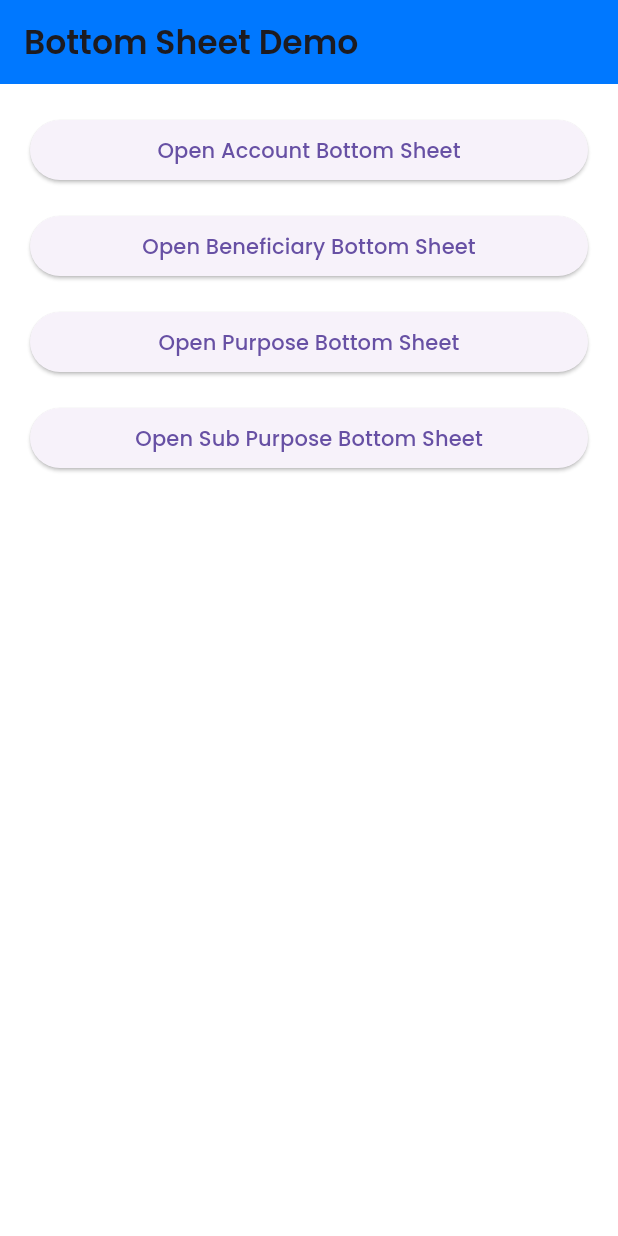
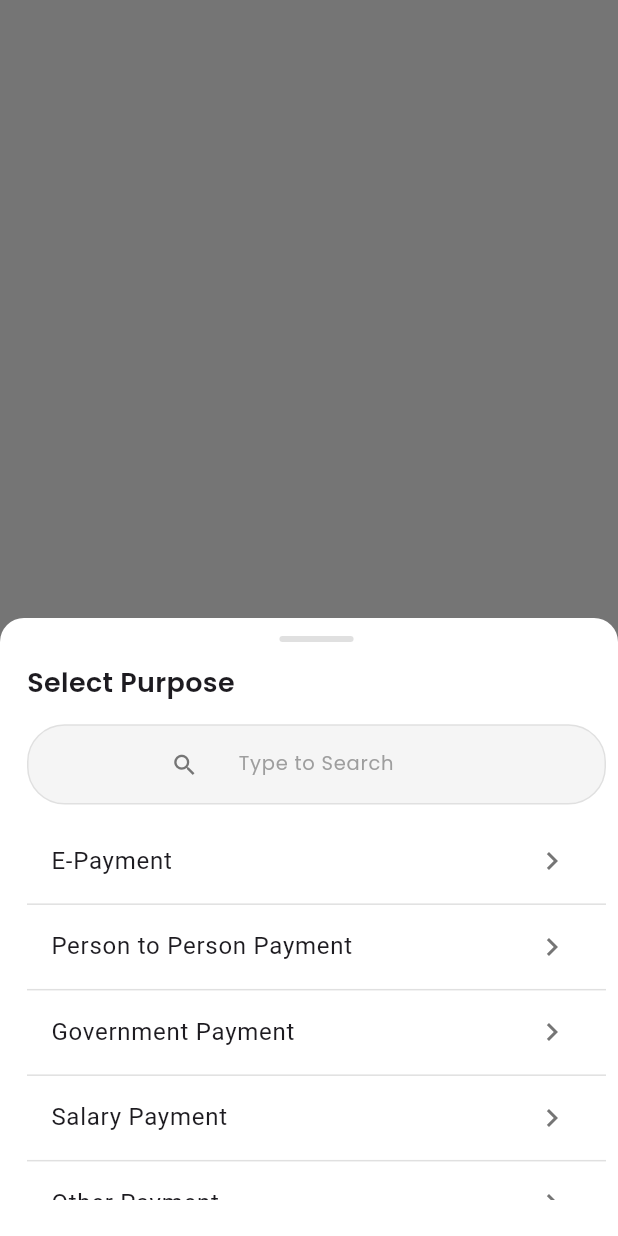
Before and after one commit to NishanthRamachandaran/bottom_sheet, a Flutter app: the screen it shows after launch, on a phone screen of 412 x 824 dp. Run offline on Flutter 3.47's test engine with Material 3 defaults, Android fonts, the phone set to English and light mode, and no system bars; our stand-ins replace flutter_riverpod, google_fonts.

Commit message:
main update

```diff
--- a/lib/main.dart
+++ b/lib/main.dart
@@ -1,14 +1,6 @@
-// ignore_for_file: unused_local_variable
-
 import 'package:flutter/material.dart';
 import 'package:flutter_riverpod/flutter_riverpod.dart';
-import 'package:google_fonts/google_fonts.dart';
-
-import 'features/account/presentation/account_bottom_sheet.dart';
-import 'features/beneficiary/presentation/beneficiary_bottom_sheet.dart';
 import 'features/purpose/presentation/purpose_bottom_sheet.dart';
-import 'features/subpurpose/presentation/subpurpose_bottom_sheet.dart';
-import 'core/constants/colors.dart';
 
 void main() {
   runApp(const ProviderScope(child: MyApp()));
@@ -21,82 +13,23 @@ class MyApp extends StatelessWidget {
   Widget build(BuildContext context) {
     return MaterialApp(
       debugShowCheckedModeBanner: false,
-      theme: ThemeData(
-        textTheme: GoogleFonts.poppinsTextTheme(),
-        scaffoldBackgroundColor: DefaultColors.white,
-      ),
-      home: const HomeScreen(),
+      home: const DemoScreen(),
     );
   }
 }
 
-class HomeScreen extends StatelessWidget {
-  const HomeScreen({super.key});
+class DemoScreen extends StatelessWidget {
+  const DemoScreen({super.key});
 
   @override
   Widget build(BuildContext context) {
-    final mq = MediaQuery.of(context);
-    final btnWidth = mq.size.width * 0.9;
+    WidgetsBinding.instance.addPostFrameCallback((_) {
+      showPurposeBottomSheet(context);
+    });
 
-    return Scaffold(
-      appBar: AppBar(
-        title: Text(
-          "Bottom Sheet Demo",
-          style: GoogleFonts.poppins(fontWeight: FontWeight.w600),
-        ),
-        backgroundColor: DefaultColors.blue,
-      ),
-      body: Padding(
-        padding: const EdgeInsets.all(20.0),
-        child: Column(
-          crossAxisAlignment: CrossAxisAlignment.stretch,
-          children: [
-            SizedBox(
-              width: btnWidth,
-              child: ElevatedButton(
-                onPressed: () async {
-                  final result = await showAccountBottomSheet(context);
-                  print("Selected Account: \$result");
-                },
-                child: const Text("Open Account Bottom Sheet"),
-              ),
-            ),
-            const SizedBox(height: 16),
-            SizedBox(
-              width: btnWidth,
-              child: ElevatedButton(
-                onPressed: () async {
-                  final result = await showBeneficiaryBottomSheet(context);
-                  print("Selected Beneficiary: \$result");
-                },
-                child: const Text("Open Beneficiary Bottom Sheet"),
-              ),
-            ),
-            const SizedBox(height: 16),
-            SizedBox(
-              width: btnWidth,
-              child: ElevatedButton(
-                onPressed: () async {
-                  await showPurposeBottomSheet(context);
-                  print("Selected Purpose: \$result");
-                },
-                child: const Text("Open Purpose Bottom Sheet"),
-              ),
-            ),
-            const SizedBox(height: 16),
-            SizedBox(
-              width: btnWidth,
-              child: ElevatedButton(
-                onPressed: () async {
-                  final result = await showSubPurposeBottomSheet(context);
-                  print("Selected Sub Purpose: \$result");
-                },
-                child: const Text("Open Sub Purpose Bottom Sheet"),
-              ),
-            ),
-          ],
-        ),
-      ),
+    return const Scaffold(
+      backgroundColor: Colors.white,
+      body: SizedBox.shrink(),
     );
   }
 }
```
